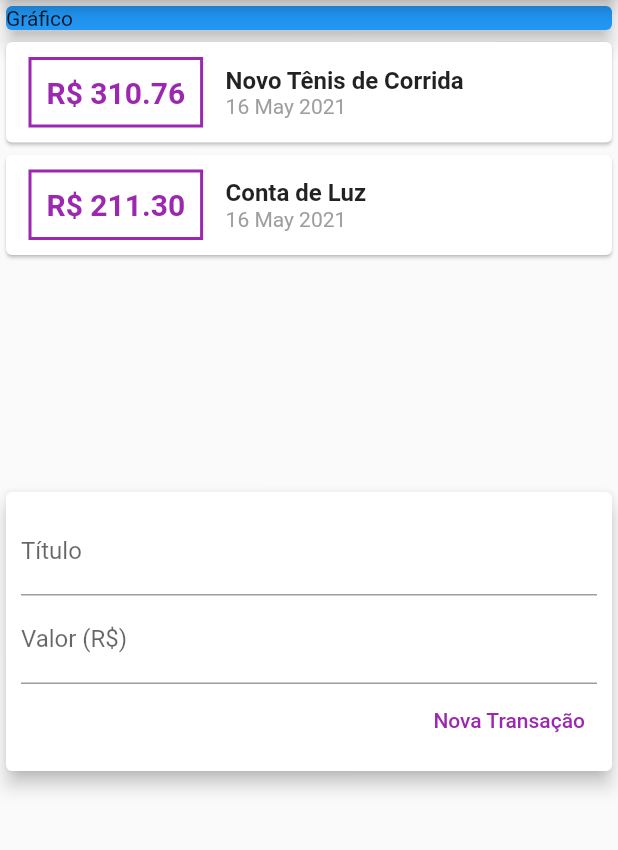
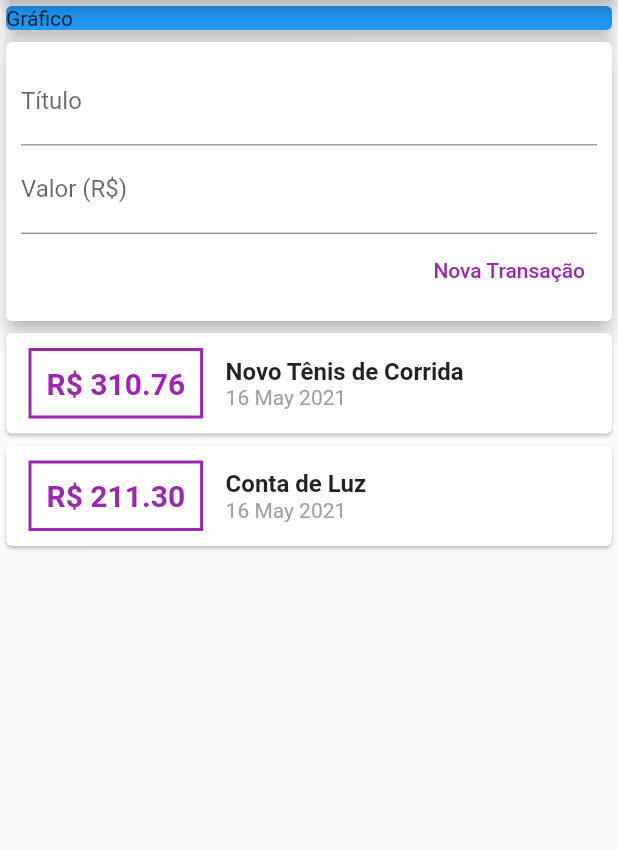
Before and after one commit to EduSilvaMendonca/despesas_pessoais, a Flutter app: the screen it shows after launch, on a phone screen of 412 x 824 dp, the part 84-934 px from its top. Run offline on Flutter 3.47's test engine with Material 2 defaults, Android fonts, the phone set to English and light mode, and no system bars.

Commit message:
Usando o ListView

```diff
--- a/lib/components/transaction_list.dart
+++ b/lib/components/transaction_list.dart
@@ -11,9 +11,10 @@ class TransactionList extends StatelessWidget {
   Widget build(BuildContext context) {
     return Container(
       height: 300,
-      child: SingleChildScrollView(
-        child: Column(
-          children: transactions.map((tr) {
+      child: ListView.builder(
+        itemCount: transactions.length,
+        itemBuilder: (ctx, index) {
+          final tr = transactions[index];
           return Card(
             child: Row(
               children: [
@@ -59,8 +60,7 @@ class TransactionList extends StatelessWidget {
               ],
             ),
           );
-          }).toList(),
-        ),
+        },
       ),
     );
   }
--- a/lib/components/transaction_user.dart
+++ b/lib/components/transaction_user.dart
@@ -43,8 +43,8 @@ class _TransactionUserState extends State<TransactionUser> {
   Widget build(BuildContext context) {
     return Column(
       children: [
+        TransactionForm(_addTransaction),
         TransactionList(_transactions),
-        TransactionForm(_addTransaction),
       ],
     );
   }
```
Lines whose indentation alone changed are shown as unchanged.
